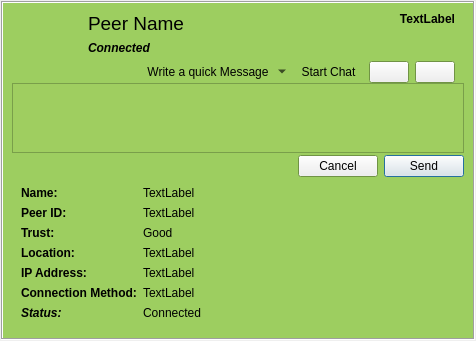
Qt form retroshare-gui/src/gui/feeds/PeerItem.ui (RetroShare/RetroShare) before a commit.
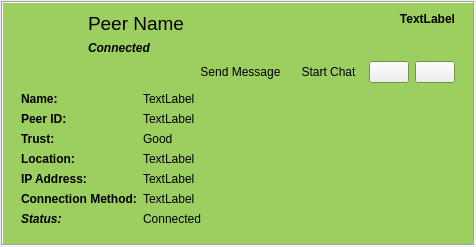
The same form after that commit. Icons and pictures are not drawn. Custom widgets are drawn as their Qt base class.

Commit message: Clean up Peer and SecurityItem feeds

```diff
--- a/retroshare-gui/src/gui/feeds/PeerItem.ui
+++ b/retroshare-gui/src/gui/feeds/PeerItem.ui
@@ -7,7 +7,7 @@
     <x>0</x>
     <y>0</y>
     <width>476</width>
-    <height>338</height>
+    <height>247</height>
    </rect>
   </property>
   <layout class="QGridLayout">
@@ -236,19 +236,16 @@
             </spacer>
            </item>
            <item>
-            <widget class="QToolButton" name="quickmsgButton">
+            <widget class="QToolButton" name="sendmsgButton">
              <property name="focusPolicy">
               <enum>Qt::NoFocus</enum>
              </property>
              <property name="text">
-              <string>Write a quick Message</string>
+              <string>Send Message</string>
              </property>
              <property name="icon">
               <iconset resource="../images.qrc">
-               <normaloff>:/images/message-mail.png</normaloff>:/images/message-mail.png</iconset>
-             </property>
-             <property name="popupMode">
-              <enum>QToolButton::MenuButtonPopup</enum>
+               <normaloff>:/images/mail_new.png</normaloff>:/images/mail_new.png</iconset>
              </property>
              <property name="toolButtonStyle">
               <enum>Qt::ToolButtonTextBesideIcon</enum>
@@ -333,66 +330,6 @@
        </widget>
       </item>
       <item row="1" column="0">
-       <widget class="QFrame" name="messageframe">
-        <property name="maximumSize">
-         <size>
-          <width>16777215</width>
-          <height>130</height>
-         </size>
-        </property>
-        <layout class="QGridLayout">
-         <property name="verticalSpacing">
-          <number>2</number>
-         </property>
-         <property name="margin">
-          <number>0</number>
-         </property>
-         <item row="1" column="1">
-          <widget class="QPushButton" name="cancelButton">
-           <property name="focusPolicy">
-            <enum>Qt::NoFocus</enum>
-           </property>
-           <property name="text">
-            <string>Cancel</string>
-           </property>
-          </widget>
-         </item>
-         <item row="1" column="2">
-          <widget class="QPushButton" name="sendmsgButton">
-           <property name="focusPolicy">
-            <enum>Qt::NoFocus</enum>
-           </property>
-           <property name="text">
-            <string>Send</string>
-           </property>
-           <property name="autoDefault">
-            <bool>false</bool>
-           </property>
-           <property name="default">
-            <bool>true</bool>
-           </property>
-          </widget>
-         </item>
-         <item row="1" column="0">
-          <spacer name="horizontalSpacer_2">
-           <property name="orientation">
-            <enum>Qt::Horizontal</enum>
-           </property>
-           <property name="sizeHint" stdset="0">
-            <size>
-             <width>469</width>
-             <height>20</height>
-            </size>
-           </property>
-          </spacer>
-         </item>
-         <item row="0" column="0" colspan="3">
-          <widget class="QTextEdit" name="quickmsgText"/>
-         </item>
-        </layout>
-       </widget>
-      </item>
-      <item row="2" column="0">
        <widget class="QFrame" name="expandFrame">
         <layout class="QGridLayout">
          <item row="0" column="0">
```
Left out of the diff: 13 changed lines with no effect on the pictures. The commit also changes 3 other files.
